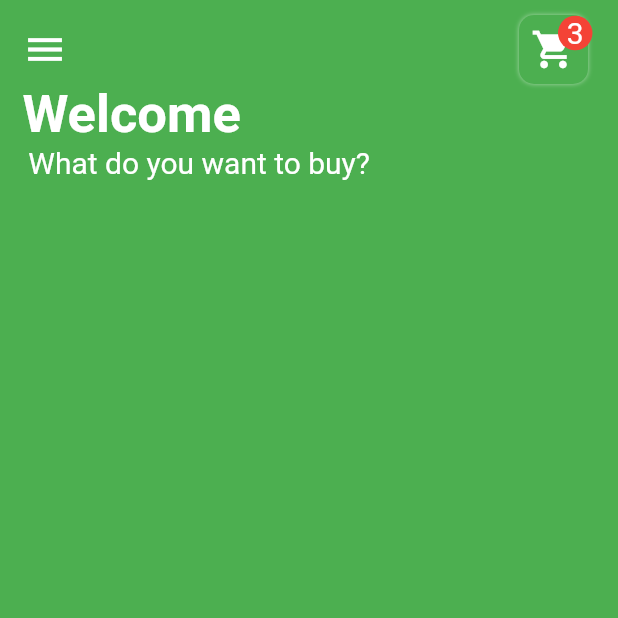
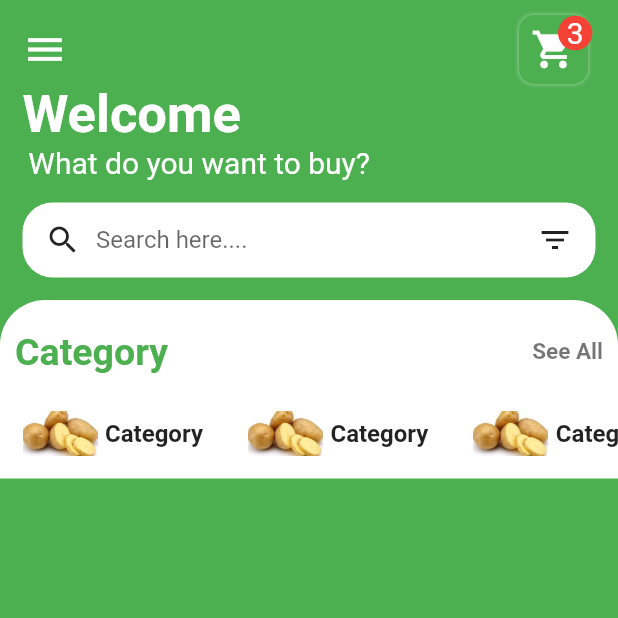
Before and after one commit to umangghoghari24/Grocery, a Flutter app: the screen it shows after launch, after a tap on "Get Started", on a phone screen of 412 x 824 dp, the top half of it. Run offline on Flutter 3.47's test engine with Material 2 defaults, Android fonts, the phone set to English and light mode, and no system bars.

Commit message:
Grocery_App

```diff
--- /dev/null
+++ b/lib/CategoriesWidget.dart
@@ -0,0 +1,63 @@
+import 'package:flutter/material.dart';
+class CategoriesWidget extends StatelessWidget {
+  const CategoriesWidget({Key? key}) : super(key: key);
+
+  @override
+  Widget build(BuildContext context) {
+    return Column(
+      children: [
+        Padding(padding: EdgeInsets.only(left: 10,right: 10,bottom: 10),
+        child: Row(
+          mainAxisAlignment: MainAxisAlignment.spaceBetween,
+          children: [
+            Text('Category',style: TextStyle(
+              fontWeight: FontWeight.bold,
+              fontSize: 25,
+              color: Colors.green
+            ),),
+            Text('See All',style: TextStyle(
+              fontSize: 15,
+              fontWeight: FontWeight.bold,
+              color: Colors.black54
+            ),)
+          ],
+        ),
+        ),
+        SingleChildScrollView(
+
+          // so row can be scrollable  in horizontal
+
+          scrollDirection: Axis.horizontal,
+          child: Row(
+            // mainAxisAlignment: MainAxisAlignment.start,
+            children: [
+               for (int i = 1; i < 8; i++)
+              Container(
+                margin: EdgeInsets.symmetric(horizontal: 10,vertical: 5),
+                height: 50,
+                decoration: BoxDecoration(
+                  color: Colors.white
+                ),
+                child: Row(
+                  children: [
+                    Padding(padding: EdgeInsets.all(5),
+                    child: Image.asset("assetimage/aalu.jpg",
+                    height: 50,width: 50,)
+                    ),
+                    Padding(padding: EdgeInsets.only(right: 5),
+                    child: Text('Category',style: TextStyle(
+                      fontWeight: FontWeight.bold,
+                      fontSize: 16
+                    ),),
+                    )
+                  ],
+                ),
+              )
+            ],
+          ),
+        ),
+
+      ],
+    );
+  }
+}
--- a/lib/Homepage.dart
+++ b/lib/Homepage.dart
@@ -1,4 +1,6 @@
+import 'package:flutter/foundation.dart';
 import 'package:flutter/material.dart';
+import 'package:grocery/CategoriesWidget.dart';
 // import 'package:badges/badges.dart';
 
 class Homepage extends StatelessWidget {
@@ -72,6 +74,52 @@ class Homepage extends StatelessWidget {
                         ),)
                       ],
                     ),
+                  ),
+
+                  // Serach widget
+
+                  Container(
+                    margin: EdgeInsets.all(15),
+                    padding: EdgeInsets.symmetric(horizontal: 15),
+                    height: 50,
+                    decoration: BoxDecoration(
+                      color: Colors.white,
+                      borderRadius: BorderRadius.circular(20)
+                    ),
+                    child: Row(
+                      children: [
+                        Icon((Icons.search)),
+                        Container(
+                          margin: EdgeInsets.only(left: 10),
+                          width: 250,
+                          child: TextFormField(
+                            decoration: InputDecoration(
+                              hintText: 'Search here....',
+                              border: InputBorder.none
+                            ),
+                          ),
+                        ),
+                        Spacer(),
+                        Icon(Icons.filter_list)
+                      ],
+                    ),
+                  ),
+                  // Product widget
+                  Container(
+                    padding: EdgeInsets.only(top: 20),
+                    decoration: BoxDecoration(
+                      color: Colors.white,
+                      borderRadius: BorderRadius.only(
+                        topLeft: Radius.circular(30),
+                        topRight: Radius.circular(30)
+                      )
+                    ),
+                    child: Column(
+                      crossAxisAlignment: CrossAxisAlignment.start,
+                      children: [
+                        CategoriesWidget(),
+                      ],
+                    ),
                   )
                 ],
               )
--- a/lib/Splashscreen.dart
+++ b/lib/Splashscreen.dart
@@ -11,8 +11,8 @@ class SplashScreen extends StatelessWidget {
           child: Column(
             mainAxisAlignment: MainAxisAlignment.center,
             children: [
-              Image.network('https://encrypted-tbn0.gstatic.com/images?q=tbn:ANd9GcRp5geq9wskzybNixQYwU7XwTOUnqLzoTzSTbsRSIShe5L_8iDoyTijGhWLOPFkhNikBUw&usqp=CAU',
-                  height: 300,),
+              // Image.network('https://encrypted-tbn0.gstatic.com/images?q=tbn:ANd9GcRp5geq9wskzybNixQYwU7XwTOUnqLzoTzSTbsRSIShe5L_8iDoyTijGhWLOPFkhNikBUw&usqp=CAU',
+              //     height: 300,),
               Container(
                 margin: EdgeInsets.only(top: 50),
                 child: Text('Buy Fresh Groceries',style: TextStyle(
--- a/lib/main.dart
+++ b/lib/main.dart
@@ -19,7 +19,7 @@ class MyApp extends StatelessWidget {
     //  home: SplashScreen()
       routes: {
         '/' : (context) => SplashScreen(),
-    'homepage' : (context) => Homepage(),
+    'Homepage' : (context) => Homepage(),
       },
     );
   }
--- a/pubspec.yaml
+++ b/pubspec.yaml
@@ -52,8 +52,10 @@ dev_dependencies:
 # following page: https://dart.dev/tools/pub/pubspec
 
 # The following section is specific to Flutter packages.
+#flutter:
 flutter:
-
+  assets:
+    - assetimage/
   # The following line ensures that the Material Icons font is
   # included with your application, so that you can use the icons in
   # the material Icons class.
```
Also changed, not shown: assetimage/Strawberry.jpg (added), assetimage/aalu.jpg (added), assetimage/cake.jpg (added), assetimage/kobi.jpg (added), assetimage/mirchi.jpg (added), assetimage/oranges.jpg (added), assetimage/pyaj.jpg (added), assetimage/tometo.jpg (added).
